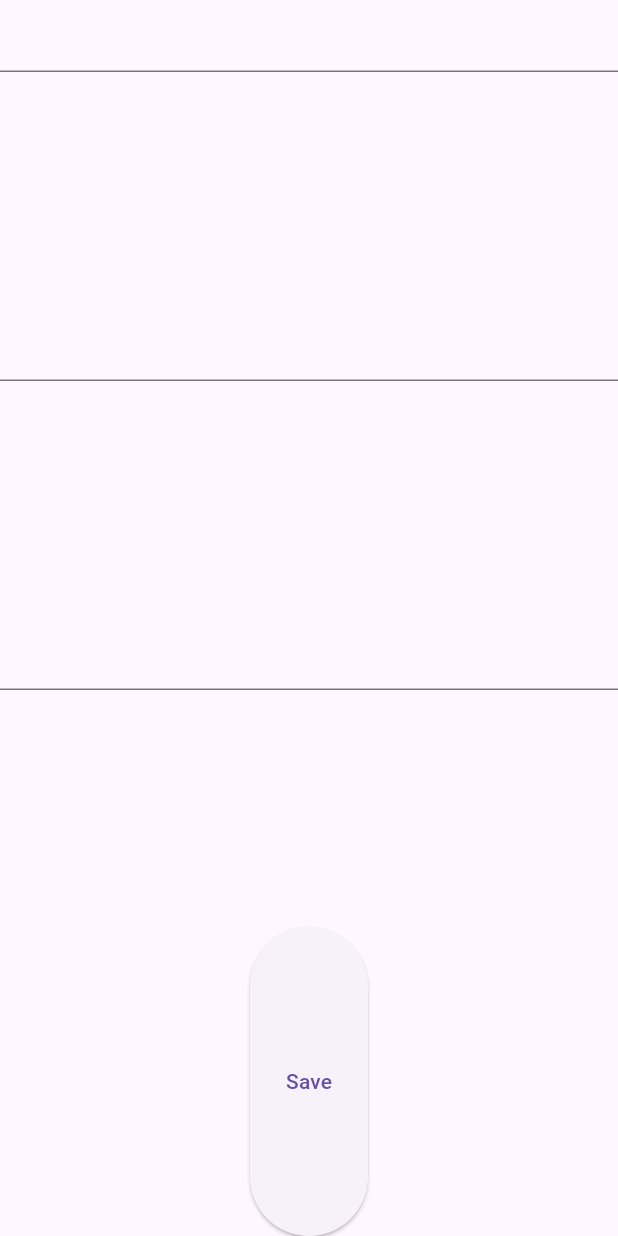
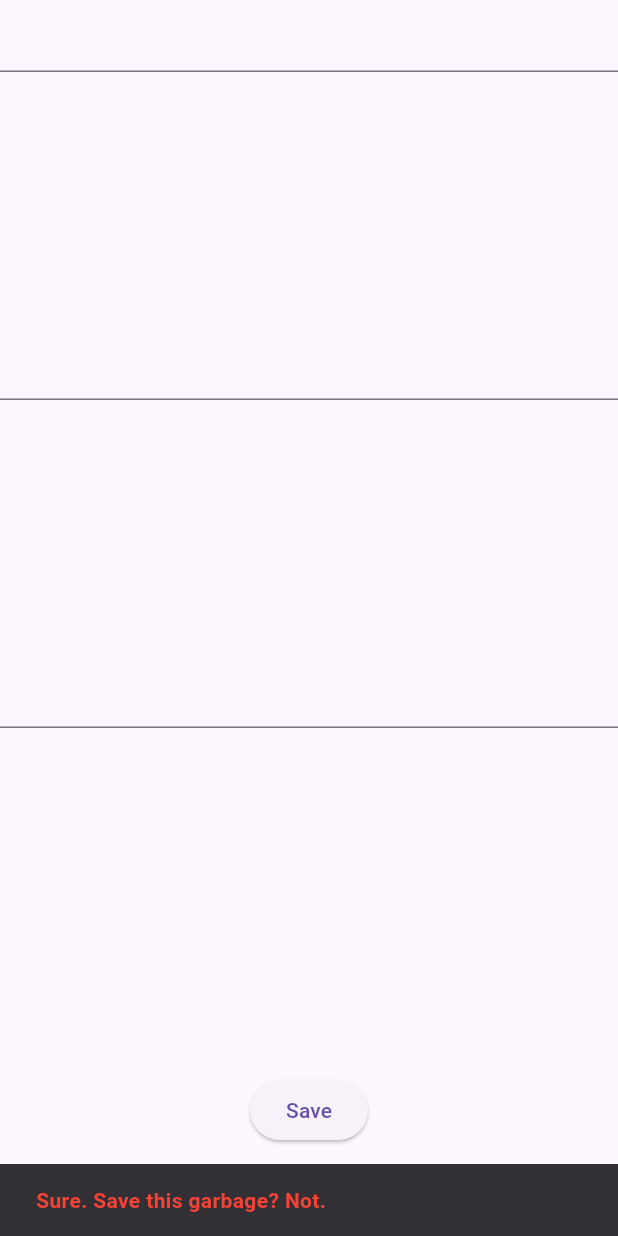
Before and after one commit to prof3ssorSt3v3/mad9135-12-2-b, a Flutter app: the screen it shows after launch, after a tap on "Save", on a phone screen of 412 x 824 dp. Run offline on Flutter 3.47's test engine with Material 3 defaults, Android fonts, the phone set to English and light mode, and no system bars.

```diff
--- a/lib/main.dart
+++ b/lib/main.dart
@@ -13,10 +13,22 @@ class MyApp extends StatefulWidget {
 
 class _MyAppState extends State<MyApp> {
   final GlobalKey<FormState> _formKey = GlobalKey<FormState>();
+  //to uniquely identify the form and allow for validation
+  final GlobalKey<ScaffoldMessengerState> _scaffoldKey = GlobalKey<ScaffoldMessengerState>();
+  //global reference for the Scaffold Messenger to display snackbars
+
+  final TextEditingController emailcontroller = TextEditingController();
+  @override
+  void dispose() {
+    // Clean up the controller when the widget is removed from the widget tree.
+    emailcontroller.dispose();
+    super.dispose();
+  }
 
   @override
   Widget build(BuildContext context) {
     return MaterialApp(
+      scaffoldMessengerKey: _scaffoldKey, //to be able to show the snackbar
       home: Scaffold(
         body: Form(
           key: _formKey,
@@ -25,11 +37,32 @@ class _MyAppState extends State<MyApp> {
               Expanded(flex: 1, child: TextFormField()),
               Expanded(flex: 1, child: TextFormField()),
               Expanded(flex: 1, child: TextFormField()),
-              Expanded(
-                flex: 1,
+              Padding(
+                padding: EdgeInsets.all(60),
                 child: ElevatedButton(
                   child: Text('Save'),
-                  onPressed: () {},
+                  onPressed: () {
+                    FormState? fs = _formKey.currentState;
+                    if (fs!.validate()) {
+                      //this will call the validator in each TextFormField()
+                      // If the form is valid, display a snackbar. In the real world,
+                      // you'd often call a server or save the information in a database.
+                      //ScaffoldMessenger.of(context) - if there is a parent ScaffoldMessenger
+                      _scaffoldKey.currentState!.showSnackBar(
+                        const SnackBar(
+                          content: Text(
+                            'Sure. Save this garbage? Not.',
+                            style: TextStyle(
+                              color: Colors.red,
+                              fontWeight: FontWeight.w700,
+                            ),
+                          ),
+                        ),
+                      );
+                    } else {
+                      //not valid...
+                    }
+                  },
                 ),
               ),
             ],
@@ -39,3 +72,45 @@ class _MyAppState extends State<MyApp> {
     );
   }
 }
+
+/*
+TextField(
+  keyboardType: TextInputType.text,
+  //text, multiline, number, phone, datetime, emailAddress, url, visiblePassword,
+  //name, streetAddress, none
+  maxLength: 80,
+  enabled: true, //like HTML disabled: false
+  obscureText: false, //for passwords
+  readOnly: false,
+  style: TextStyle(color: Colors.blue),
+  decoration: InputDecoration(
+    labelText: 'First Name'
+    icon: Icon(Icons.person),
+    hintText: 'What do people call you?',
+  ),
+  textInputAction: TextInputAction.next,
+  // done, go, join, newline, next, previous, search, send, emergencyCall
+  controller: _controller, //a TextEditingController()
+  //controller.text is the current value in this controller
+  onSubmitted: (String value) {
+    print('You have typed $value');
+    //just like controller.text
+    //you could call setState here
+  },
+  onChanged: (String value) {
+    print('You have typed $value');
+    //just like controller.text
+    //you could call setState here
+  },
+)
+TextFormField(
+  //inherits all the TextField stuff
+  validator: (String? value) {
+    //triggered by the Form
+    return (value != null && value.contains('@')) ? 'Do not use the @ char.' : null;
+  },
+)
+Form(
+
+)
+*/
```
